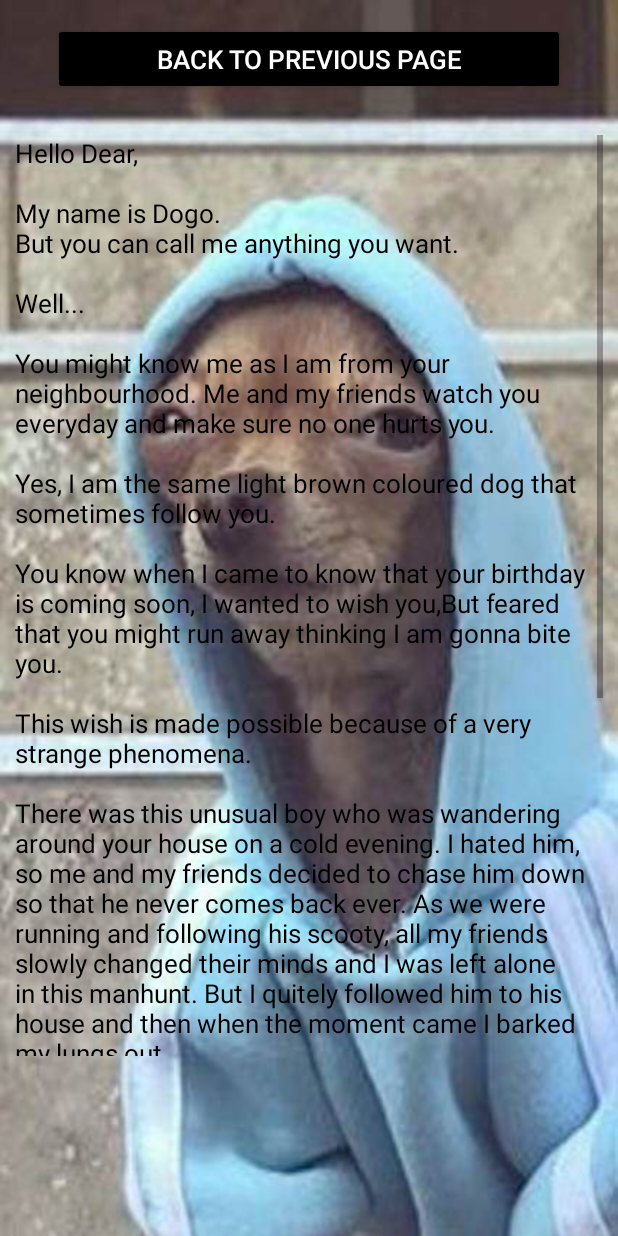
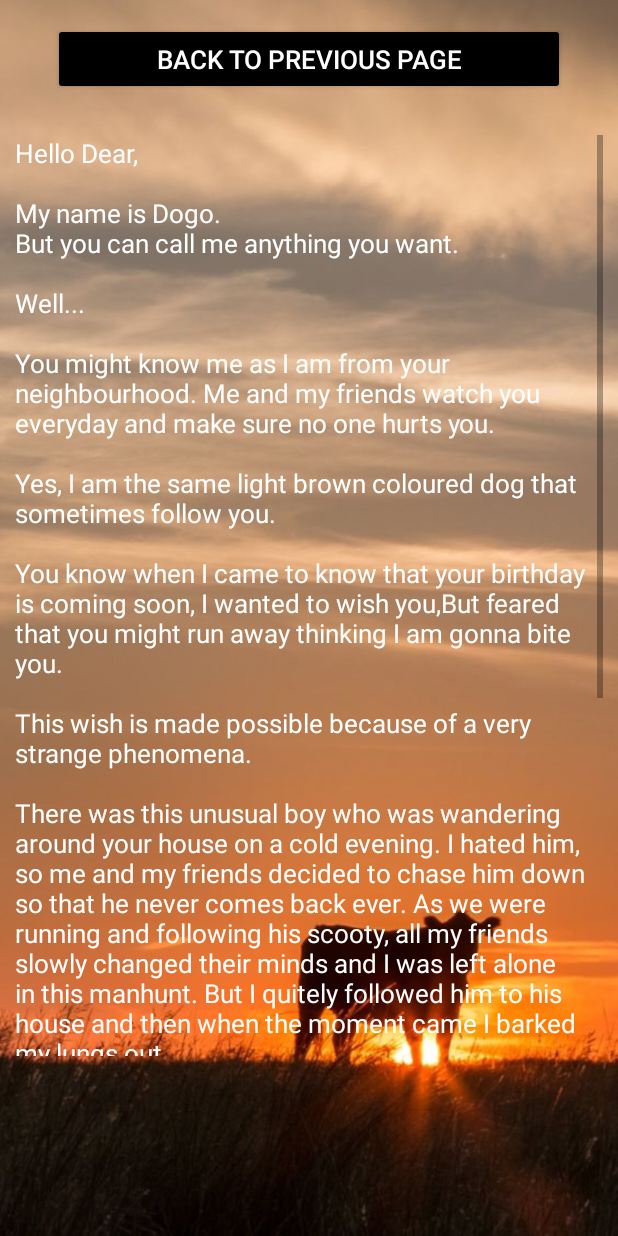
Before and after one commit to GiselleYen/CAT-Project, an Android app: the DogWishTrans screen opened directly, with no data from a screen before it, on a phone screen of 412 x 824 dp. Run offline under Robolectric (Android 15) with nearby library versions, the phone set to English and light mode, and no system bars.

Commit message:
Jason version updated

```diff
--- a/app/src/main/res/layout/activity_dog_wish_trans.xml
+++ b/app/src/main/res/layout/activity_dog_wish_trans.xml
@@ -5,7 +5,7 @@
     android:layout_width="match_parent"
     android:layout_height="match_parent"
     tools:context=".DogWishTrans"
-    android:background="@drawable/doggypic">
+    android:background="@drawable/dog123">
     <Button
         android:layout_width="match_parent"
         android:layout_height="wrap_content"
@@ -40,7 +40,7 @@
             <TextView
                 android:layout_width="match_parent"
                 android:layout_height="wrap_content"
-                android:textColor="#000000"
+                android:textColor="#FFFFFF"
                 android:textSize="17sp"
                 android:text="@string/dogWishTrans"/>
         </LinearLayout>
```
Also changed, not shown: app/src/main/res/drawable/dog123.jpg (added).
